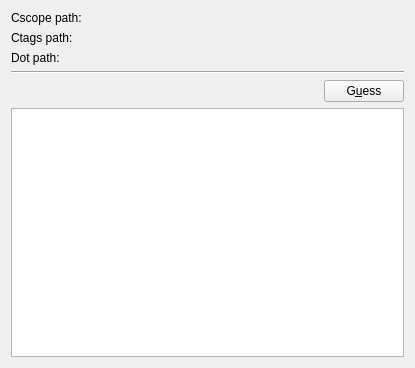
The window that src/ui/preffrontendlayout.ui (choueric/kkscope) describes before a commit, drawn with Qt 5.
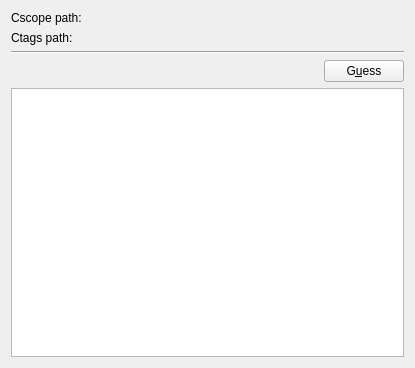
The same window after the commit. Custom widgets are drawn as their Qt base class.

```diff
--- a/src/ui/preffrontendlayout.ui
+++ b/src/ui/preffrontendlayout.ui
@@ -50,16 +50,6 @@
          </property>
         </widget>
        </item>
-       <item>
-        <widget class="QLabel" name="textLabel1_2">
-         <property name="text">
-          <string>Dot path:</string>
-         </property>
-         <property name="wordWrap">
-          <bool>false</bool>
-         </property>
-        </widget>
-       </item>
       </layout>
      </item>
      <item>
```
